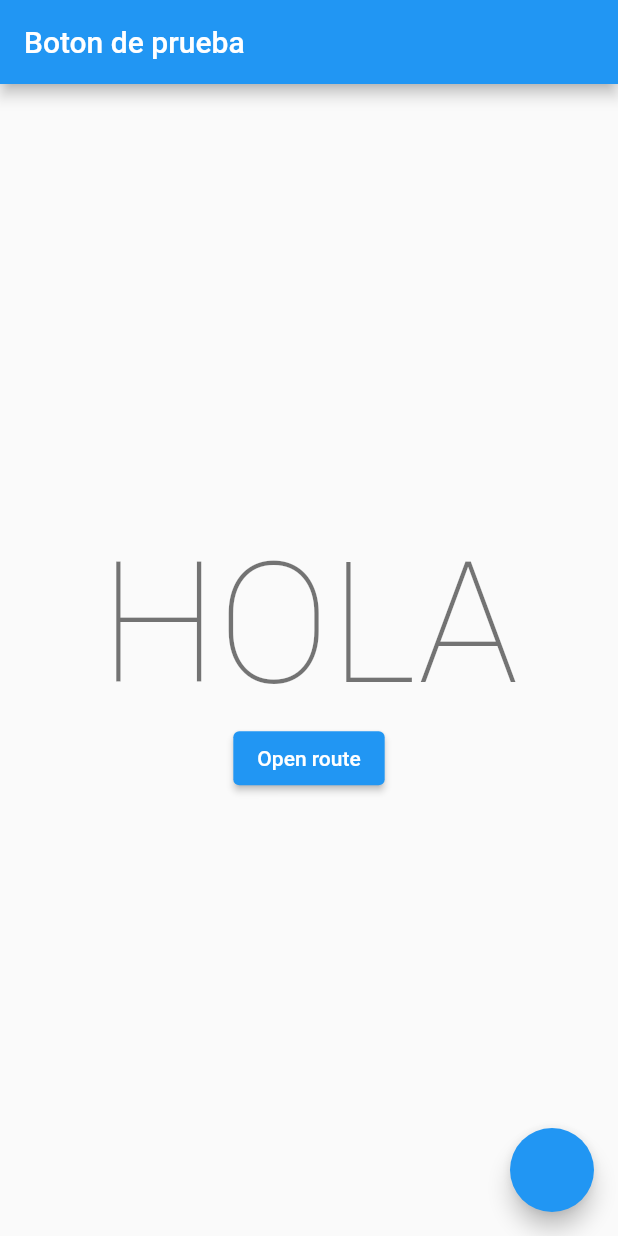
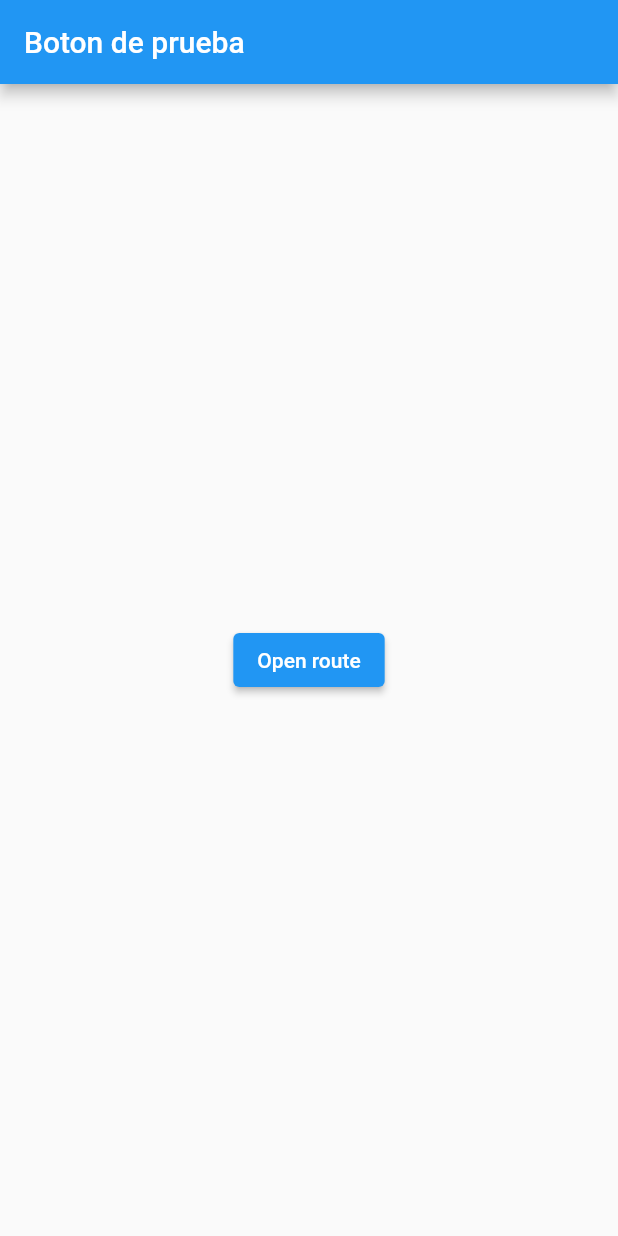
Before and after one commit to dsocasc/ParkCar, a Flutter app: the screen it shows after launch, on a phone screen of 412 x 824 dp. Run offline on Flutter 3.47's test engine with Material 2 defaults, Android fonts, the phone set to English and light mode, and no system bars; our stand-ins replace flutter_map, geolocator, latlong2.

Commit message:
Parad de borrar el go back por favor, todo el trabajo juntito precioso

```diff
--- a/lib/main.dart
+++ b/lib/main.dart
@@ -57,18 +57,7 @@ class MyHomePage extends StatefulWidget {
 }
 
 class _MyHomePageState extends State<MyHomePage> {
- // int _counter = 0;
 
-  void _incrementCounter() {
-    setState(() {
-      // This call to setState tells the Flutter framework that something has
-      // changed in this State, which causes it to rerun the build method below
-      // so that the display can reflect the updated values. If we changed
-      // _counter without calling setState(), then the build method would not be
-      // called again, and so nothing would appear to happen.
-     // _counter++;
-    });
-  }
 
   @override
   Widget build(BuildContext context) {
@@ -111,11 +100,6 @@ class _MyHomePageState extends State<MyHomePage> {
           // horizontal).
           mainAxisAlignment: MainAxisAlignment.center,
           children: <Widget>[
-            Text(
-              'HOLA',
-              style: Theme.of(context).textTheme.displayLarge,
-            ),
-
             ElevatedButton(
               child: const Text('Open route'),
               onPressed: () {
@@ -128,14 +112,7 @@ class _MyHomePageState extends State<MyHomePage> {
           ],
         ),
       ),
-      floatingActionButton: FloatingActionButton(
-        onPressed: () {
-          Navigator.push(
-            context,
-            MaterialPageRoute(builder: (context) => const MapPage()),
-          );
-        }
-      ), // This trailing comma makes auto-formatting nicer for build methods.
+       // This trailing comma makes auto-formatting nicer for build methods.
     );
   }
 }
--- a/lib/map.dart
+++ b/lib/map.dart
@@ -67,7 +67,10 @@ class NewMap extends State<Map> {
             ElevatedButton(
               child: const Text('Go back'),
               onPressed: () {
-                Navigator.pop(context);
+                Navigator.push(
+                  context,
+                  MaterialPageRoute(builder: (context) => const MyApp()),
+                );
               },
             ),
           ],
```
